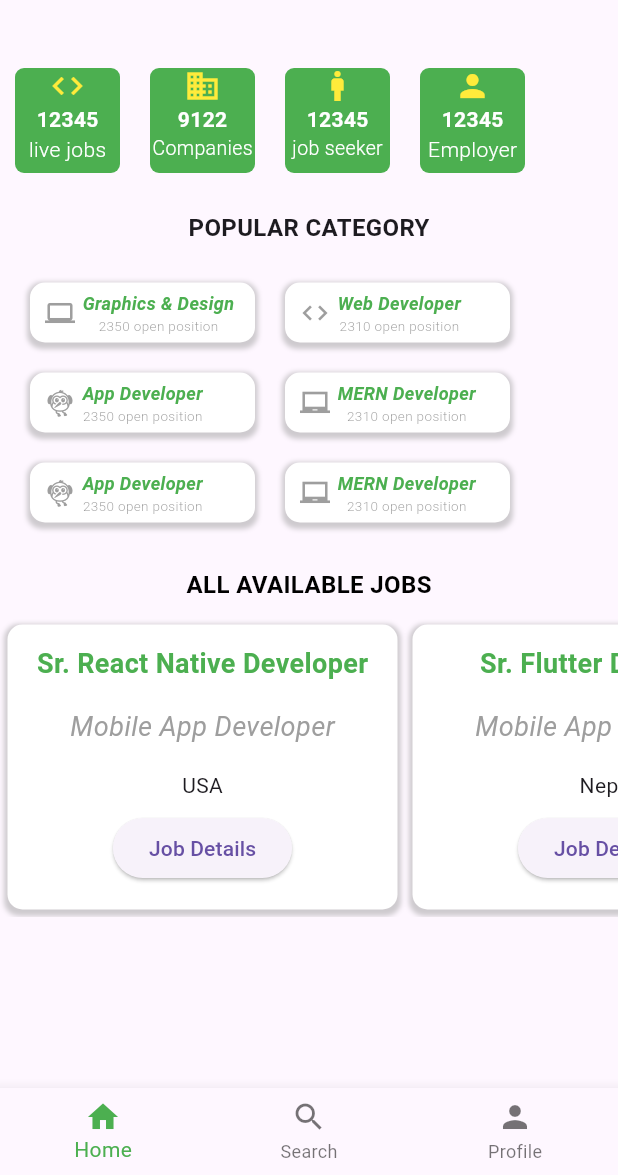
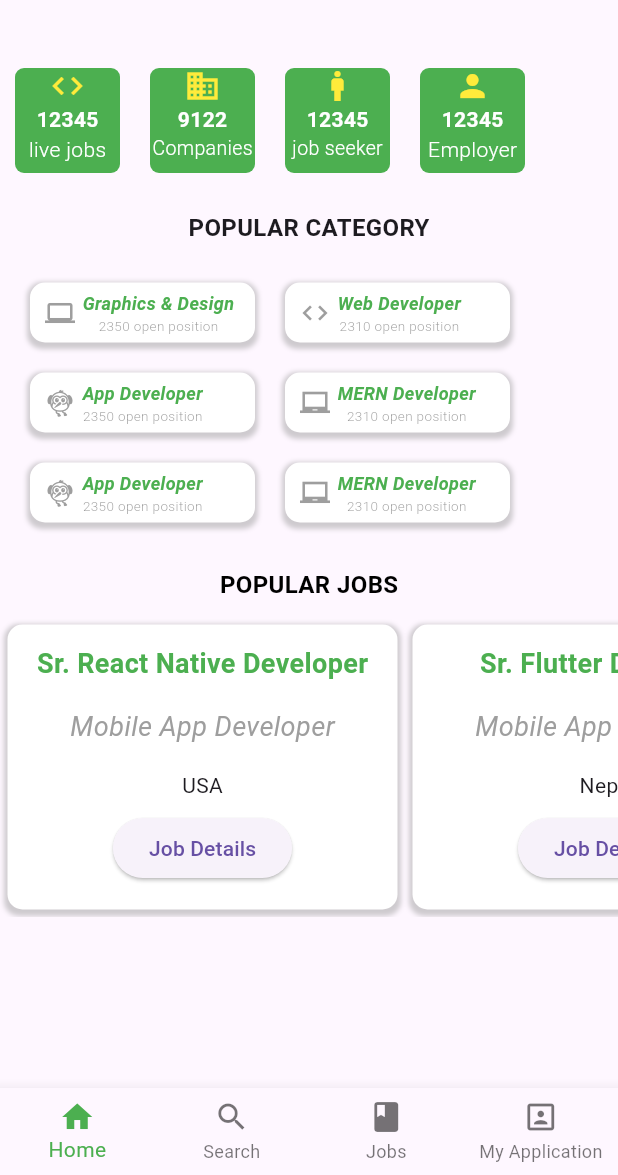
Before and after one commit to dhakalsumit/jobportal, a Flutter app: the Bottom screen opened directly, on a phone screen of 412 x 824 dp, the part 61-1236 px from its top. Run offline on Flutter 3.47's test engine with Material 3 defaults, Android fonts, the phone set to English and light mode, and no system bars; our stand-ins replace file_picker.

Commit message:
apply form

```diff
--- a/lib/constants/dummy_jobs.dart
+++ b/lib/constants/dummy_jobs.dart
@@ -1,7 +1,37 @@
 List<String> myJobs = [
-  "job 1 ",
-  "job 2 ",
-  "job 3 ",
-  "job 4 ",
-  "job 5",
+  "Sr. React Native Developer",
+  "Sr. Flutter Developer",
+  "Jr. MERN Stack Developer",
+  "Sr. MERN Stack Developer",
+  "Jr. Flutter Developer",
 ];
+List<String> role = [
+  "Mobile App Developer",
+  "Mobile App Developer",
+  "Web Developer",
+  "Web Developer",
+  "App Developer",
+];
+List<String> country = [
+  "USA",
+  "Nepal",
+  "India",
+  "Canada",
+  "Nepal",
+];
+
+List<String> salary = [
+  "10000",
+  "20000",
+  "2000",
+  "xxxx",
+  "xxxxx",
+];
+
+List<String> skills = [
+  "React Js",
+  "Dart,Flutter",
+  "MERN",
+  "MERN",
+  "Dart",
+];
--- a/lib/pages/app_form.dart
+++ b/lib/pages/app_form.dart
@@ -113,7 +113,7 @@ class _ApplicationFormState extends State<ApplicationForm> {
                     const SizedBox(
                       height: 20,
                     ),
-                    Text("Enter Your CV here"),
+                   const Text("Enter Your CV here"),
                     const SizedBox(
                       height: 10,
                     ),
--- a/lib/pages/availablejob.dart
+++ b/lib/pages/availablejob.dart
@@ -1,6 +1,6 @@
 import 'package:flutter/material.dart';
 import 'package:jobportal/constants/dummy_jobs.dart';
-import 'package:jobportal/pages/app_form.dart';
+
 import 'package:jobportal/pages/job_description.dart';
 
 class Availablejob extends StatefulWidget {
@@ -66,7 +66,7 @@ class _AvailablejobState extends State<Availablejob> {
                     padding: const EdgeInsets.all(8.0),
                     child: Text(
                       job[index],
-                      style: TextStyle(
+                      style: const TextStyle(
                           fontSize: 18,
                           fontWeight: FontWeight.bold,
                           color: Colors.green),
@@ -92,12 +92,15 @@ class _AvailablejobState extends State<Availablejob> {
                             context,
                             MaterialPageRoute(
                               builder: (context) => JobDescription(
-                                description: myJobs[index],
+                                role: role[index],
                                 title: myJobs[index],
+                                country: country[index],
+                                salary: salary[index],
+                                skills: skills[index],
                               ),
                             ));
                       },
-                      child: Text("Job Details"))
+                      child: const Text("Job Details"))
                 ],
               ),
             );
--- a/lib/pages/bottom_navi.dart
+++ b/lib/pages/bottom_navi.dart
@@ -1,5 +1,7 @@
 import 'package:flutter/material.dart';
 import 'package:jobportal/pages/homescreen.dart';
+import 'package:jobportal/pages/jobs.dart';
+import 'package:jobportal/pages/my_application.dart';
 import 'package:jobportal/pages/search.dart';
 
 class Bottom extends StatefulWidget {
@@ -23,12 +25,10 @@ class _BottomState extends State<Bottom> {
     return Scaffold(
       body: IndexedStack(
         index: _selectedIndex,
-        children: const [
-          HomeScreen(),
-          Search(),
-        ],
+        children: const [HomeScreen(), Search(), Jobs(), MyApplication()],
       ),
       bottomNavigationBar: BottomNavigationBar(
+        type: BottomNavigationBarType.fixed,
         items: const [
           BottomNavigationBarItem(
             icon: Icon(Icons.home),
@@ -39,13 +39,13 @@ class _BottomState extends State<Bottom> {
             label: 'Search',
           ),
           BottomNavigationBarItem(
-            icon: Icon(Icons.person),
-            label: 'Profile',
+            icon: Icon(Icons.book),
+            label: 'Jobs',
           ),
-          // BottomNavigationBarItem(
-          //   icon: Icon(Icons.menu),
-          //   label: 'Menu',
-          // ),
+          BottomNavigationBarItem(
+            icon: Icon(Icons.portrait),
+            label: 'My Application',
+          ),
         ],
         currentIndex: _selectedIndex,
         selectedItemColor: Colors.green,
--- a/lib/pages/homescreen.dart
+++ b/lib/pages/homescreen.dart
@@ -9,14 +9,11 @@ class HomeScreen extends StatefulWidget {
 }
 
 class _HomeScreenState extends State<HomeScreen> {
-
   @override
   Widget build(BuildContext context) {
     return Scaffold(
       appBar: AppBar(
-        actions: [IconButton(onPressed: (
-
-        ) {}, icon: const Icon(Icons.logout))],
+        actions: [IconButton(onPressed: () {}, icon: const Icon(Icons.logout))],
         centerTitle: true,
         title: const Text(
           "SN JOBS",
@@ -507,7 +504,7 @@ class _HomeScreenState extends State<HomeScreen> {
             ),
             const Center(
               child: Text(
-                'ALL AVAILABLE JOBS',
+                'POPULAR JOBS',
                 style: TextStyle(
                     fontSize: 16,
                     fontWeight: FontWeight.bold,
```
Also changed, not shown: lib/pages/job_description.dart (+139 -3 lines), lib/pages/jobs.dart (added, +108 -0 lines), lib/pages/my_application.dart (added, +15 -0 lines), lib/pages/register_page.dart (+3 -5 lines).
